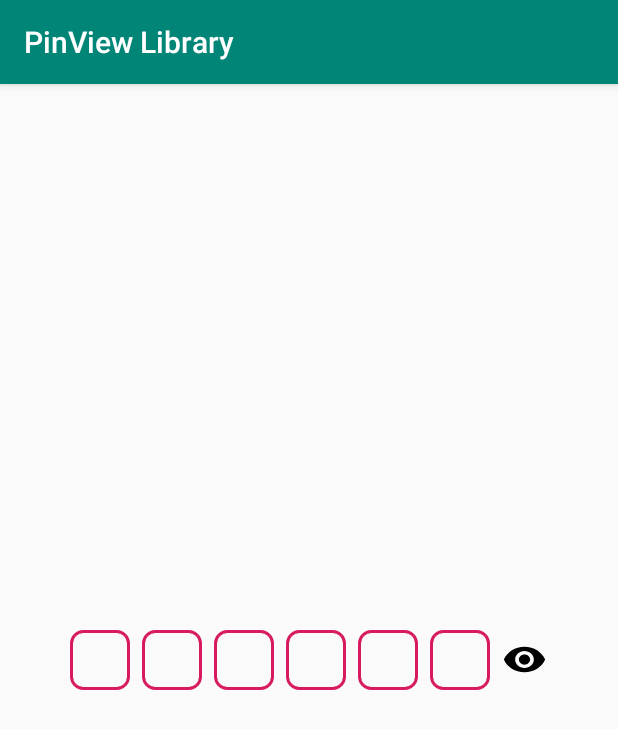
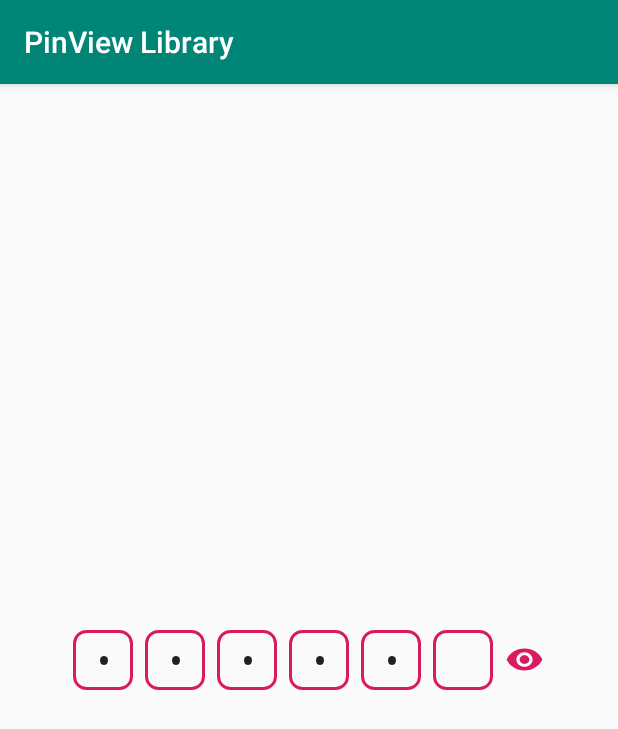
Before and after one commit to darshan-miskin/PinView-Android, an Android app: the screen it shows after launch (MainActivity), on a phone screen of 412 x 824 dp. Shown: the top 729 px of the screen. Run offline under Robolectric (Android 15) with nearby library versions, the phone set to English and light mode, and no system bars.

Commit message:
preview fixed and more customizable attributes added

```diff
--- a/app/src/main/java/com/gne/www/pinviewlibrary/MainActivity.java
+++ b/app/src/main/java/com/gne/www/pinviewlibrary/MainActivity.java
@@ -21,11 +21,11 @@ public class MainActivity extends AppCompatActivity {
         pinView.setPinCount(6);
 //        pinView.setText("helllooo");
         pinView.setPinBackground(getResources().getDrawable(R.drawable.pin_background));
-        pinView.setPassword(false);
         pinView.getText();
         pinView.setPinSize(40);
         pinView.setInputType(InputType.TYPE_NUMBER);
         pinView.setShowPasswordToggle(true);
+        pinView.setPassword(true);
 //        pinView.requestPinFocus();
 
         pinView.setOnPinCompletionListener(new OnPinCompletedListener() {
--- a/app/src/main/res/layout/activity_main.xml
+++ b/app/src/main/res/layout/activity_main.xml
@@ -10,11 +10,17 @@
         android:id="@+id/pinview"
         android:layout_width="match_parent"
         android:layout_height="wrap_content"
-        app:pinCount="4"
+        app:pinCount="5"
         app:inputType="number"
-        app:isPassword="true"
+        app:isPassword="false"
+        app:pinText="Hello"
         app:showPasswordToggle="true"
         app:pinBackground="@drawable/pin_background"
+
+        app:pinSize="30dp"
+        app:passwordToggleSize="26dp"
+        app:passwordToggleColor="@color/colorAccent"
+
         app:layout_constraintTop_toTopOf="parent"
         app:layout_constraintBottom_toBottomOf="parent"/>
 
--- a/pinview/src/main/java/com/gne/www/lib/PinTextWatcher.java
+++ b/pinview/src/main/java/com/gne/www/lib/PinTextWatcher.java
@@ -14,16 +14,14 @@ import static android.content.Context.INPUT_METHOD_SERVICE;
 
 class PinTextWatcher implements TextWatcher {
 
-    private AppCompatActivity activity;
     private int currentIndex;
     private boolean isFirst = false, isLast = false;
     private static boolean isProcessing=false;
     private String newTypedString = "", entirePin="";
     private ArrayList<EditText> pinEditTexts=new ArrayList<>();
 
-    public PinTextWatcher(AppCompatActivity activity, int currentIndex,ArrayList<EditText> pinEditTexts) {
+    public PinTextWatcher( int currentIndex,ArrayList<EditText> pinEditTexts) {
         this.currentIndex = currentIndex;
-        this.activity=activity;
         this.pinEditTexts.clear();
         this.pinEditTexts.addAll(pinEditTexts);
 
--- a/pinview/src/main/java/com/gne/www/lib/PinView.java
+++ b/pinview/src/main/java/com/gne/www/lib/PinView.java
@@ -3,31 +3,31 @@ package com.gne.www.lib;
 import android.content.ClipboardManager;
 import android.content.Context;
 import android.content.res.TypedArray;
-import android.graphics.Rect;
+import android.graphics.PorterDuff;
 import android.graphics.drawable.Drawable;
-import android.support.v7.app.AppCompatActivity;
 import android.support.v7.widget.LinearLayoutCompat;
 import android.text.InputFilter;
-import android.text.method.HideReturnsTransformationMethod;
-import android.text.method.PasswordTransformationMethod;
 import android.util.AttributeSet;
 import android.util.DisplayMetrics;
 import android.view.ContextMenu;
 import android.view.Gravity;
 import android.view.MenuItem;
 import android.view.View;
-import android.view.ViewGroup;
 import android.widget.EditText;
-import android.widget.Toast;
 
 
 import java.util.ArrayList;
 
 public class PinView extends LinearLayoutCompat {
 
+    private final float DEFAULT_PIN_TEXT_SIZE=23;
+    private final int DEFAULT_PIN_COUNT=6;
     private Context context;
-    private int sizeInDp=50;
-    private short pinCount=6, inputType= com.gne.www.lib.InputType.TYPE_NUMBER;
+    private String pinText="";
+    private int pinSize =getResources().getDimensionPixelSize(R.dimen.pin_size), passwordToggleSize=getResources().getDimensionPixelSize(R.dimen.password_toggle_size);
+    private int passwordToggleColor=getResources().getColor(android.R.color.black);
+    private float pinTextSize=DEFAULT_PIN_TEXT_SIZE;
+    private short pinCount=DEFAULT_PIN_COUNT, inputType= com.gne.www.lib.InputType.TYPE_NUMBER;
     private boolean isPassword=false, showPasswordToggle=false, isToggleAdded=false;
     private Drawable background;
     private ArrayList<EditText> editTextsArrayList =new ArrayList<>();
@@ -64,10 +64,16 @@ public class PinView extends LinearLayoutCompat {
     private void setStyleAndPins(AttributeSet attrs){
 
         TypedArray a=context.obtainStyledAttributes(attrs,R.styleable.PinView);
-        pinCount=(short)a.getInteger(R.styleable.PinView_pinCount,pinCount);
-        inputType=(short)a.getInteger(R.styleable.PinView_inputType,pinCount);
+        pinCount=(short)a.getInteger(R.styleable.PinView_pinCount,DEFAULT_PIN_COUNT);
+        inputType=(short)a.getInteger(R.styleable.PinView_inputType,InputType.TYPE_TEXT);
         isPassword=a.getBoolean(R.styleable.PinView_isPassword,false);
         showPasswordToggle=a.getBoolean(R.styleable.PinView_showPasswordToggle,false);
+        pinSize =a.getDimensionPixelSize(R.styleable.PinView_pinSize,pinSize);
+
+        pinText =a.getString(R.styleable.PinView_pinText);
+        pinTextSize =a.getDimension(R.styleable.PinView_pinTextSize,DEFAULT_PIN_TEXT_SIZE);
+        passwordToggleSize =a.getDimensionPixelSize(R.styleable.PinView_passwordToggleSize,passwordToggleSize);
+        passwordToggleColor =a.getColor(R.styleable.PinView_passwordToggleColor,passwordToggleColor);
 
         if(a.hasValue(R.styleable.PinView_pinBackground)){
             background=a.getDrawable(R.styleable.PinView_pinBackground);
@@ -99,11 +105,11 @@ public class PinView extends LinearLayoutCompat {
             EditText editText=new EditText(context);
             editText.setGravity(Gravity.CENTER);
             LinearLayoutCompat.LayoutParams layoutParams=new LinearLayoutCompat.
-                                        LayoutParams(getResources().getDimensionPixelOffset(R.dimen.pin_size),
-                                        getResources().getDimensionPixelOffset(R.dimen.pin_size)/*,1*/);
+                                        LayoutParams(pinSize, pinSize/*,1*/);
             layoutParams.setMargins(getResources().getDimensionPixelSize(R.dimen.margin_pin_edit_text),getResources().getDimensionPixelSize(R.dimen.margin_pin_edit_text),
                     getResources().getDimensionPixelSize(R.dimen.margin_pin_edit_text),getResources().getDimensionPixelSize(R.dimen.margin_pin_edit_text));
             editText.setLayoutParams(layoutParams);
+            editText.setTextSize(pinTextSize);
             editText.setMaxLines(1);
             editText.setLines(1);
             editText.setPadding(0,0,0,0);
@@ -116,12 +122,13 @@ public class PinView extends LinearLayoutCompat {
         }
         textWatcherArrayList.clear();
         for (int i = 0; i< getPinCount(); i++){
-            PinTextWatcher pinTextWatcher=new PinTextWatcher((AppCompatActivity) context,i, editTextsArrayList);
+            PinTextWatcher pinTextWatcher=new PinTextWatcher(i, editTextsArrayList);
             textWatcherArrayList.add(pinTextWatcher);
             editTextsArrayList.get(i).addTextChangedListener(pinTextWatcher);
             editTextsArrayList.get(i).setOnKeyListener(new PinOnKeyListener(i, editTextsArrayList));
         }
         isToggleAdded=false;
+        setText(pinText);
         setShowPasswordToggle(showPasswordToggle);
 //        requestPinFocus();
     }
@@ -223,6 +230,19 @@ public class PinView extends LinearLayoutCompat {
             setInputType(inputType);
         }
 
+        if(isToggleAdded) {
+            if (isPassword) {
+                Drawable drawable=getResources().getDrawable(R.drawable.ic_show);
+                drawable.setColorFilter(passwordToggleColor, PorterDuff.Mode.SRC_IN);
+                editTextsArrayList.get(editTextsArrayList.size() - 1).setBackground(drawable);
+            } else {
+                Drawable drawable=getResources().getDrawable(R.drawable.ic_hide);
+                drawable.setColorFilter(passwordToggleColor, PorterDuff.Mode.SRC_IN);
+                editTextsArrayList.get(editTextsArrayList.size() - 1).setBackground(drawable);
+            }
+            this.isPassword=!this.isPassword;
+
+        }
         textWatcherArrayList.get(getPinCount()-1).setProcessing(false);
     }
 
@@ -243,7 +263,7 @@ public class PinView extends LinearLayoutCompat {
      * @param sizeInDp Width of the individual pin. Is also applied to height.
      */
     public void setPinSize(int sizeInDp){
-        this.sizeInDp=sizeInDp;
+        this.pinSize =sizeInDp;
 
         for (int i=0; i<getPinCount(); i++) {
             LinearLayoutCompat.LayoutParams layoutParams=new LinearLayoutCompat.
@@ -272,10 +292,13 @@ public class PinView extends LinearLayoutCompat {
             EditText editText=new EditText(context);
             editText.setFocusable(false);
             editText.setInputType(android.text.InputType.TYPE_NULL);
-            editText.setBackground(getResources().getDrawable(R.drawable.ic_show));
+            Drawable drawable=getResources().getDrawable(R.drawable.ic_show);
+            drawable.setColorFilter(passwordToggleColor, PorterDuff.Mode.SRC_IN);
+            editText.setBackground(drawable);
+            int height=(int)Math.round(passwordToggleSize-(passwordToggleSize*.10));
             LinearLayoutCompat.LayoutParams layoutParams=new LinearLayoutCompat.
-                    LayoutParams(convertDpToPixel(30, context),
-                    convertDpToPixel(27, context)/*,1*/);
+                    LayoutParams(passwordToggleSize,
+                    height/*,1*/);
             layoutParams.setMargins(convertDpToPixel(4,context),getResources().getDimensionPixelSize(R.dimen.margin_pin_edit_text),
                     getResources().getDimensionPixelSize(R.dimen.margin_pin_edit_text),getResources().getDimensionPixelSize(R.dimen.margin_pin_edit_text));
             editText.setLayoutParams(layoutParams);
@@ -292,9 +315,13 @@ public class PinView extends LinearLayoutCompat {
                         }
                         textWatcherArrayList.get(getPinCount() - 1).setProcessing(false);
                         if (isPassword) {
-                            editTextsArrayList.get(editTextsArrayList.size() - 1).setBackground(getResources().getDrawable(R.drawable.ic_show));
+                            Drawable drawable=getResources().getDrawable(R.drawable.ic_show);
+                            drawable.setColorFilter(passwordToggleColor, PorterDuff.Mode.SRC_IN);
+                            editTextsArrayList.get(editTextsArrayList.size() - 1).setBackground(drawable);
                         } else {
-                            editTextsArrayList.get(editTextsArrayList.size() - 1).setBackground(getResources().getDrawable(R.drawable.ic_hide));
+                            Drawable drawable=getResources().getDrawable(R.drawable.ic_hide);
+                            drawable.setColorFilter(passwordToggleColor, PorterDuff.Mode.SRC_IN);
+                            editTextsArrayList.get(editTextsArrayList.size() - 1).setBackground(drawable);
                         }
                         isPassword = !isPassword;
                     }
--- a/pinview/src/main/res/values/dimen.xml
+++ b/pinview/src/main/res/values/dimen.xml
@@ -2,4 +2,5 @@
 <resources>
     <dimen name="margin_pin_edit_text">4dp</dimen>
     <dimen name="pin_size">50dp</dimen>
+    <dimen name="password_toggle_size">30dp</dimen>
 </resources>
```
Also changed, not shown: pinview/build.gradle (+6 -1 lines), pinview/src/main/res/values/attr.xml (+7 -0 lines), 1 other file.
